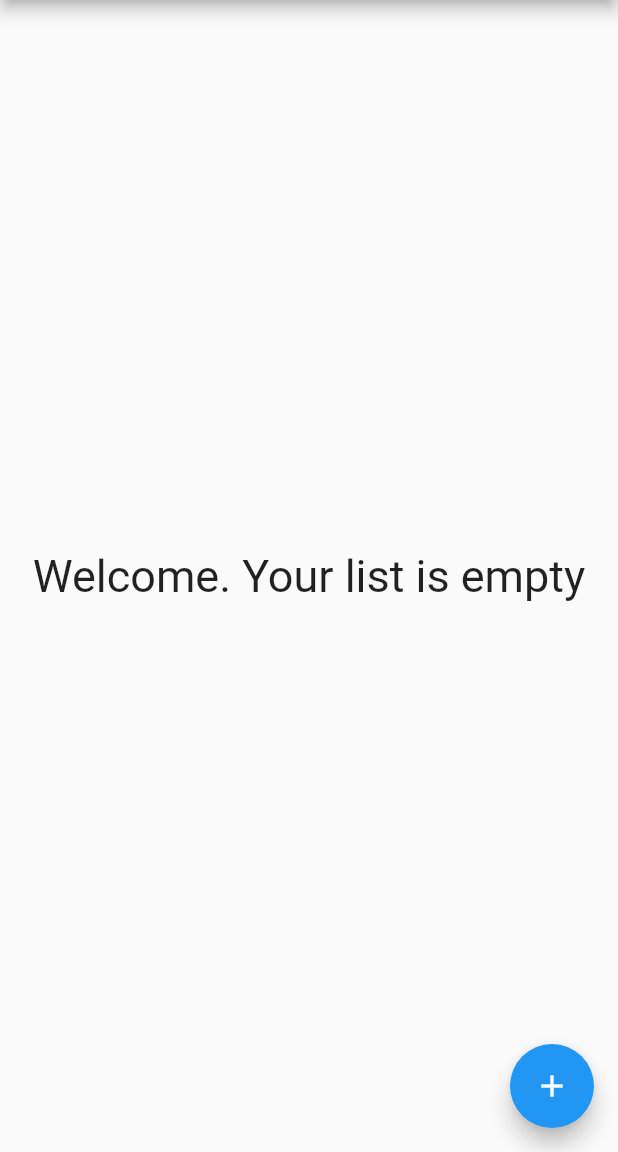
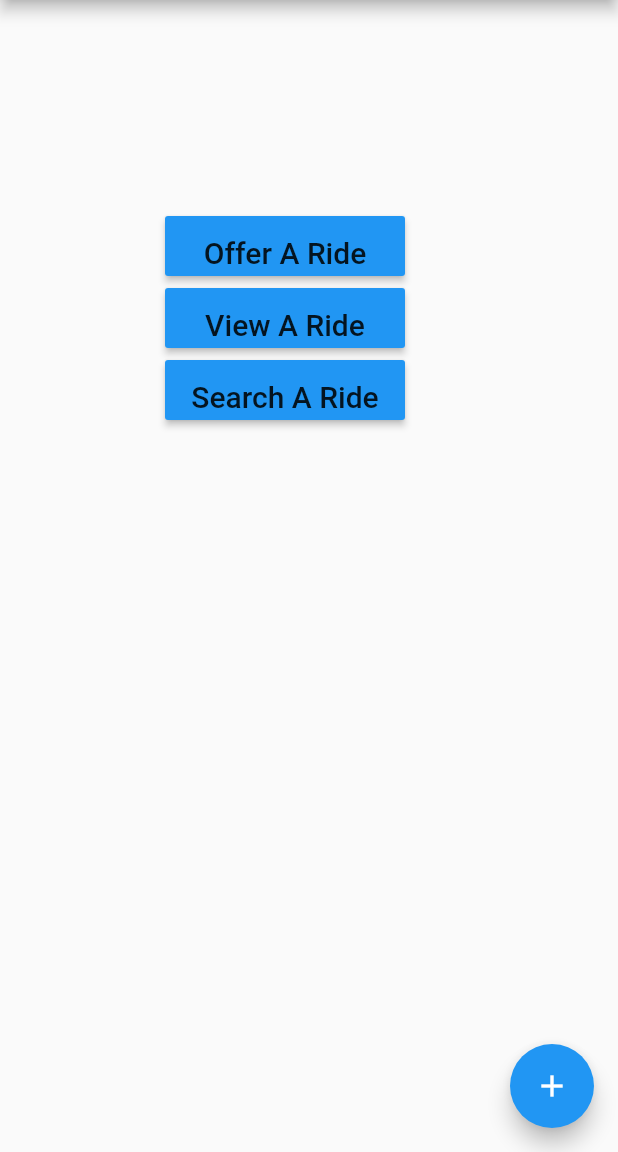
Before and after one commit to ronak1904/carpoolingapp, a Flutter app: the HomePage screen opened directly, on a phone screen of 412 x 824 dp, the part 84-1236 px from its top. Run offline on Flutter 3.47's test engine with Material 2 defaults, Android fonts, the phone set to English and light mode, and no system bars; our stand-ins replace cloud_firestore, firebase_auth, firebase_database; accounts and stored records are empty.

Commit message:
forth coomit

```diff
--- a/lib/main.dart
+++ b/lib/main.dart
@@ -10,7 +10,7 @@ class MyApp extends StatelessWidget {
   @override
   Widget build(BuildContext context) {
     return new MaterialApp(
-        title: 'Flutter login demo',
+        title: 'Flutter Login demo',
         debugShowCheckedModeBanner: false,
         theme: new ThemeData(
           primarySwatch: Colors.blue,
--- a/lib/pages/home_page.dart
+++ b/lib/pages/home_page.dart
@@ -209,7 +209,7 @@ class _HomePageState extends State<HomePage> {
             String todoId = _todoList[index].key;
             String subject = _todoList[index].subject;
             bool completed = _todoList[index].completed;
-           // String userId = _todoList[index].userId;
+            //String userId = _todoList[index].userId;
             return Dismissible(
               key: Key(todoId),
               background: Container(color: Colors.red),
@@ -257,7 +257,54 @@ class _HomePageState extends State<HomePage> {
                 onPressed: signOut)
           ],
         ),
-        body: showTodoList(),
+        body:new Container(
+          padding: new EdgeInsets.only(left:110,right: 10,top: 140,bottom: 20),
+
+          child: new Column(
+            children: <Widget>[
+              new SizedBox(
+                width: 160,
+              child: new RaisedButton(
+                onPressed: (){},
+                child: new Text('Offer A Ride', style: TextStyle(fontSize:20,height: 2)),
+
+                color: Colors.blue,
+
+              ),
+              ),
+              new SizedBox(
+                width: 160,
+              child: new RaisedButton(
+                onPressed: (){},
+                child: new Text('View A Ride',style: TextStyle(fontSize:20,height:2)),
+                color: Colors.blue,
+              ),
+
+              ),
+               new SizedBox(
+                width: 160,
+               child:new RaisedButton(
+                onPressed: (){},
+                child: new Text('Search A Ride',style: TextStyle(fontSize:20,height: 2)),
+                color: Colors.blue,
+              ),
+               ),
+            ],
+          ),
+        ) ,
+        // showTodoList(),
+
+      /*         new SizedBox(
+                   width: 200.0,
+   height: 100.0,
+  child: new RaisedButton(
+    child: new Text('Blabla blablablablablablabla bla bla bla'),
+    onPressed: (){},
+  ),
+),*/
+
+
+
         floatingActionButton: FloatingActionButton(
           onPressed: () {
             showAddTodoDialog(context);
```
Also changed, not shown: lib/pages/login_signup_page.dart (+6 -6 lines), lib/service/authentication.dart (+26 -2 lines), pubspec.yaml (+10 -4 lines), pubspec.lock, 2 other files.
